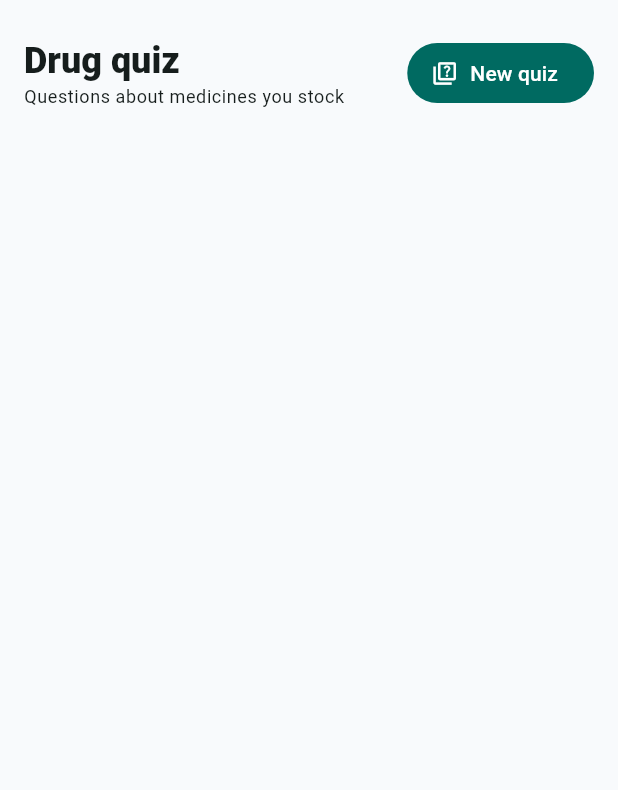
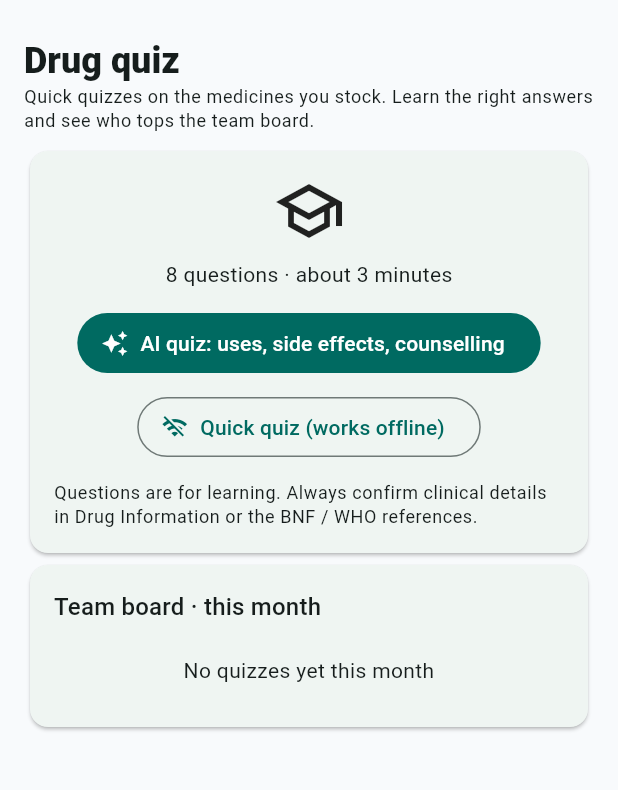
Before and after one commit to DeeJayKyle/rxpos, a Flutter app: the QuizScreen screen opened by its route, on a phone screen of 412 x 824 dp, the part 71-861 px from its top. Run offline on Flutter 3.47's test engine with Material 3 defaults, Android fonts, the phone set to English and light mode, and no system bars; our stand-ins replace audioplayers, dio, drift, drift_flutter, file_picker, flutter_riverpod and 5 more; missing offline and left inert: barcode, mobile_scanner, record; accounts and stored records are empty; generated files the repository leaves out were written again.

Commit message:
Flutter: Drug quiz like the React app (quick quiz offline, one question at a time, team board)
The offline quiz is made from the medicine list (generic name, formulation,
which brand contains it). The AI quiz now reads the cloud's "q" field, falls
back to the offline quiz when it fails, and the page follows the drugInfo
feature like React. Each finished quiz is saved to quizResults with the same
fields as the React app; the board ranks this month's results.

Claude-Session: https://claude.ai/code/session_0192a66xMYbqkCuEXwLV8SU7

```diff
--- a/rxpos_flutter/lib/core/presentation/screens.dart
+++ b/rxpos_flutter/lib/core/presentation/screens.dart
@@ -10,6 +10,7 @@ import '../../features/settings/presentation/settings_screens.dart';
 import '../../features/users/presentation/users_screen.dart';
 import '../../features/extras/presentation/extras_screens.dart';
 import '../../features/drug_info/presentation/drug_info_screen.dart';
+import '../../features/quiz/presentation/quiz_screen.dart';
 import '../../features/extras/presentation/import_screen.dart';
 import '../../features/extras/presentation/labels_screen.dart';
 import '../../features/finance/presentation/finance_screen.dart';
@@ -64,7 +65,7 @@ final screens = <Screen>[
   Screen('/import', 'Import medicines', Icons.upload_file_outlined, 'Medicine inventory', (_) => const ImportScreen(), permission: 'medicines.manage', feature: 'import'),
   Screen('/storage', 'Storage temperature', Icons.thermostat_outlined, 'Medicine inventory', (_) => const StorageScreen(), permission: 'inventory.view', feature: 'weather'),
   Screen('/drug-info', 'Drug information', Icons.menu_book_outlined, 'Insights', (_) => const DrugInfoScreen(), feature: 'drugInfo'),
-  Screen('/quiz', 'Drug quiz', Icons.quiz_outlined, 'Insights', (_) => const QuizScreen(), feature: 'ai'),
+  Screen('/quiz', 'Drug quiz', Icons.quiz_outlined, 'Insights', (_) => const QuizScreen(), feature: 'drugInfo'),
   Screen('/calendar', 'Calendar', Icons.calendar_month_outlined, 'Insights', (_) => const CalendarScreen(), feature: 'calendar'),
   Screen('/finance', 'Finance', Icons.account_balance_outlined, 'Finance', (q) => FinanceScreen(key: ValueKey('finance-${q['tab']}'), tab: q['tab'] ?? 'accounts'), permission: 'finance', feature: 'finance'),
   Screen('/weekly', 'Weekly Summary', Icons.date_range_outlined, 'Insights', (_) => const WeeklyScreen(), permission: 'reports', feature: 'reports'),
--- a/rxpos_flutter/lib/features/extras/presentation/extras_screens.dart
+++ b/rxpos_flutter/lib/features/extras/presentation/extras_screens.dart
@@ -1,7 +1,6 @@
 // The remaining screens: storage temperature, reminders, calendar, team chat, the controlled-drugs register,
-// barcode labels, importing medicines, drug information and the AI drug quiz.
+// barcode labels, importing medicines and drug information.
 
-import 'package:dio/dio.dart';
 import 'package:flutter/material.dart';
 import 'package:flutter_riverpod/flutter_riverpod.dart';
 
@@ -11,12 +10,10 @@ import '../../../core/presentation/export.dart';
 import '../../../core/entities/movement.dart';
 import '../../../core/entities/sale.dart';
 import '../../../core/entities/settings.dart';
-import '../../../core/network/dio_client.dart';
 import '../../../core/presentation/widgets.dart';
 import '../../../core/rules/dates.dart';
 import '../../../core/rules/ids.dart';
 import '../../../core/rules/money.dart';
-import '../../../core/sync/sync_engine.dart';
 import '../../auth/application/session_controller.dart';
 import '../domain/extras.dart';
 
@@ -248,53 +245,3 @@ class _ControlledScreenState extends ConsumerState<ControlledScreen> {
     ]);
   }
 }
-
-/// Drug quiz: questions about the pharmacy's best-selling medicines, made by the cloud's AI (needs internet).
-class QuizScreen extends ConsumerStatefulWidget {
-  const QuizScreen({super.key});
-  @override
-  ConsumerState<QuizScreen> createState() => _QuizScreenState();
-}
-
-class _QuizScreenState extends ConsumerState<QuizScreen> {
-  List<Map<String, Object?>> _qs = const [];
-  final _answers = <int, int>{};
-  bool _busy = false;
-
-  Future<void> _make() async {
-    setState(() => _busy = true);
-    try {
-      final d = await ref.read(pharmacyProvider.future);
-      final drugs = d.products.where((p) => d.stockOf(p.id) > 0).map((p) => p.generic.isEmpty ? p.name : p.generic).toSet().take(12).toList();
-      final res = await ref.read(dioProvider).post<Object?>('${syncBase(ref.read(appConfigProvider).cloudUrl)}/api/ai/quiz', data: {'drugs': drugs, 'count': 8},
-          options: Options(receiveTimeout: const Duration(seconds: 90)));
-      final list = ((res.data as Map?)?['questions'] as List?) ?? const [];
-      setState(() {
-        _qs = [for (final q in list) if (q is Map) q.cast<String, Object?>()];
-        _answers.clear();
-      });
-    } catch (e) {
-      if (mounted) say(context, 'The quiz could not be made: $e', error: true);
-    } finally {
-      if (mounted) setState(() => _busy = false);
-    }
-  }
-
-  @override
-  Widget build(BuildContext context) => PageFrame(
-        title: 'Drug quiz',
-        subtitle: _qs.isEmpty ? 'Questions about medicines you stock' : '${_answers.entries.where((e) => e.value == ((_qs[e.key]['answer'] as num?) ?? -1)).length} of ${_qs.length} right',
-        actions: [FilledButton.icon(onPressed: _busy ? null : _make, icon: const Icon(Icons.quiz_outlined), label: Text(_busy ? 'Making questions…' : 'New quiz'))],
-        child: ListView(children: [
-          for (var i = 0; i < _qs.length; i++)
-            Card(child: Padding(padding: const EdgeInsets.all(12), child: Column(crossAxisAlignment: CrossAxisAlignment.start, children: [
-              Text('${i + 1}. ${_qs[i]['question']}', style: const TextStyle(fontWeight: FontWeight.w700)),
-              for (final (j, o) in ((_qs[i]['options'] as List?) ?? const []).indexed)
-                ListTile(dense: true, title: Text('$o'), onTap: _answers.containsKey(i) ? null : () => setState(() => _answers[i] = j),
-                    leading: Icon(!_answers.containsKey(i) ? Icons.radio_button_unchecked : j == _qs[i]['answer'] ? Icons.check_circle : _answers[i] == j ? Icons.cancel : Icons.radio_button_unchecked,
-                        color: !_answers.containsKey(i) ? null : j == _qs[i]['answer'] ? Colors.green : _answers[i] == j ? Colors.red : null)),
-              if (_answers.containsKey(i) && _qs[i]['explain'] != null) Text('${_qs[i]['explain']}', style: Theme.of(context).textTheme.bodySmall),
-            ]))),
-        ]),
-      );
-}
--- /dev/null
+++ b/rxpos_flutter/lib/features/quiz/domain/quiz.dart
@@ -0,0 +1,94 @@
+// Drug quiz (src/pages/Quiz.jsx): offline questions made from the pharmacy's own medicine list (brand ↔ generic,
+// formulation), the AI quiz's answers in the same shape, and the team board for the month.
+import 'dart:math';
+
+import '../../../core/entities/product.dart';
+import '../../../core/rules/dates.dart';
+
+class QuizQuestion {
+  const QuizQuestion({required this.q, required this.options, required this.answer, this.explain = ''});
+  final String q;
+  final List<String> options;
+  final int answer;
+  final String explain;
+
+  /// A question as the cloud's AI quiz sends it: {q, options[4], answer 0-3, explain}.
+  static QuizQuestion? fromJson(Object? j) {
+    if (j is! Map) return null;
+    final opts = [for (final o in (j['options'] as List?) ?? const []) '$o'];
+    final a = (j['answer'] as num?)?.toInt() ?? -1;
+    final q = '${j['q'] ?? j['question'] ?? ''}'.trim();
+    if (q.isEmpty || opts.length != 4 || a < 0 || a > 3) return null;
+    return QuizQuestion(q: q, options: opts, answer: a, explain: '${j['explain'] ?? ''}');
+  }
+}
+
+String _generic(Product p) => p.generic.trim();
+
+List<T> _shuffle<T>(Iterable<T> a, Random r) => a.toList()..shuffle(r);
+
+/// [stock]: the medicines the questions are about; [all]: every medicine (wrong answers come from here).
+List<QuizQuestion> offlineQuiz(List<Product> stock, List<Product> all, {int n = 8, Random? rnd}) {
+  final r = rnd ?? Random();
+  final withGeneric = stock.where((p) => _generic(p).isNotEmpty && _generic(p).toLowerCase() != p.name.toLowerCase());
+  final pool = _shuffle(withGeneric, r).take(n).toList();
+  final otherGenerics = {for (final p in all) if (_generic(p).isNotEmpty) _generic(p)}.toList();
+  final otherForms = {for (final p in all) if (p.form.isNotEmpty) p.form}.toList();
+  final out = <QuizQuestion>[];
+  for (var i = 0; i < pool.length; i++) {
+    final p = pool[i], g = _generic(p);
+    final kind = i % 3;
+    QuizQuestion? q;
+    if (kind == 1 && p.form.isNotEmpty) {
+      final opts = _shuffle([p.form, ..._shuffle(otherForms.where((f) => f != p.form), r).take(3)], r);
+      q = QuizQuestion(q: 'What formulation is ${p.name}?', options: opts, answer: opts.indexOf(p.form), explain: '${p.name} is ${p.form.toLowerCase()} ($g).');
+    } else if (kind == 2) {
+      final brands = _shuffle(stock.where((x) => _generic(x).isNotEmpty && _generic(x) != g), r).take(3).map((x) => x.name).toList();
+      if (brands.length == 3) {
+        final opts = _shuffle([p.name, ...brands], r);
+        q = QuizQuestion(q: 'Which of these contains $g?', options: opts, answer: opts.indexOf(p.name), explain: '${p.name} contains $g.');
+      }
+    }
+    if (q == null) {
+      final opts = _shuffle([g, ..._shuffle(otherGenerics.where((x) => x.toLowerCase() != g.toLowerCase()), r).take(3)], r);
+      q = QuizQuestion(q: 'What is the generic name (active ingredient) of ${p.name}?', options: opts, answer: opts.indexOf(g), explain: '${p.name} = $g.');
+    }
+    if (q.answer >= 0 && q.options.length == 4) out.add(q);
+  }
+  return out;
+}
+
+/// The generics sent to the AI quiz: up to 8 different ones, longer than 3 letters.
+List<String> aiQuizDrugs(List<Product> base, {Random? rnd}) =>
+    {for (final p in _shuffle(base, rnd ?? Random())) if (_generic(p).length > 3) _generic(p)}.take(8).toList();
+
+class BoardRow {
+  BoardRow(this.name);
+  final String name;
+  int score = 0, total = 0, n = 0;
+  int get percent => total == 0 ? 0 : (score / total * 100).round();
+}
+
+/// This month's results per person, best average first, then most quizzes.
+List<BoardRow> teamBoard(List<Map<String, Object?>> results, {DateTime? now}) {
+  final month = today(now).substring(0, 7);
+  final m = <String, BoardRow>{};
+  for (final r in results) {
+    if (!dayOf('${r['date'] ?? ''}').startsWith(month)) continue;
+    final e = m.putIfAbsent('${r['userId']}', () => BoardRow('${r['userName'] ?? ''}'));
+    e.score += (r['score'] as num?)?.toInt() ?? 0;
+    e.total += (r['total'] as num?)?.toInt() ?? 0;
+    e.n++;
+  }
+  double ratio(BoardRow b) => b.total == 0 ? 0 : b.score / b.total;
+  // ties keep the order people first appear in, as JavaScript's stable sort does
+  final order = m.values.toList();
+  final at = {for (final (i, b) in order.indexed) b: i};
+  return order
+    ..sort((a, b) {
+      final r = ratio(b).compareTo(ratio(a));
+      if (r != 0) return r;
+      final n = b.n.compareTo(a.n);
+      return n != 0 ? n : at[a]!.compareTo(at[b]!);
+    });
+}
--- /dev/null
+++ b/rxpos_flutter/lib/features/quiz/presentation/quiz_screen.dart
@@ -0,0 +1,222 @@
+// Drug quiz (src/pages/Quiz.jsx): a quick quiz made offline from the medicine list, or the AI quiz (uses, side
+// effects, counselling) when the pharmacy has AI; one question at a time, the score saved to quizResults, and the
+// team board for this month.
+import 'package:flutter/material.dart';
+import 'package:flutter_riverpod/flutter_riverpod.dart';
+
+import '../../../core/data/pharmacy_providers.dart';
+import '../../../core/data/record_store.dart';
+import '../../../core/network/cloud_api.dart';
+import '../../../core/presentation/widgets.dart';
+import '../../../core/rules/ids.dart';
+import '../../auth/application/session_controller.dart';
+import '../domain/quiz.dart';
+
+class _Quiz {
+  _Quiz(this.questions, this.source);
+  final List<QuizQuestion> questions;
+  final String source;
+  final picked = <int, int>{};
+  int i = 0;
+  int? score;
+}
+
+class QuizScreen extends ConsumerStatefulWidget {
+  const QuizScreen({super.key});
+  @override
+  ConsumerState<QuizScreen> createState() => _QuizScreenState();
+}
+
+class _QuizScreenState extends ConsumerState<QuizScreen> {
+  _Quiz? _quiz;
+  bool _busy = false;
+
+  Future<void> _start(bool useAi) async {
+    setState(() => _busy = true);
+    try {
+      final d = await ref.read(pharmacyProvider.future);
+      final stock = d.products.where((p) => d.stockOf(p.id) > 0).toList();
+      final base = stock.length >= 8 ? stock : d.products;
+      List<QuizQuestion> questions;
+      var source = 'Your medicine list';
+      if (useAi) {
+        final j = await ref.read(cloudApiProvider).post('/api/ai/quiz', {'drugs': aiQuizDrugs(base), 'count': 8}, timeout: const Duration(seconds: 90));
+        if (j['error'] != null) throw Exception(j['error']);
+        questions = [for (final q in (j['questions'] as List?) ?? const []) ?QuizQuestion.fromJson(q)];
+        source = 'AI about medicines in your stock';
+      } else {
+        questions = offlineQuiz(base, d.products);
+      }
+      if (questions.isEmpty) throw Exception('Not enough medicines with generic names to make a quiz yet.');
+      if (mounted) setState(() => _quiz = _Quiz(questions, source));
+    } catch (e) {
+      final msg = '$e'.replaceFirst('Exception: ', '');
+      if (!mounted) return;
+      say(context, msg + (useAi ? ' Using the offline quiz instead.' : ''), error: true);
+      if (useAi) {
+        setState(() => _busy = false);
+        return _start(false);
+      }
+    } finally {
+      if (mounted) setState(() => _busy = false);
+    }
+  }
+
+  void _answer(int k) {
+    final q = _quiz!;
+    if (q.picked.containsKey(q.i)) return;
+    setState(() => q.picked[q.i] = k);
+  }
+
+  Future<void> _next() async {
+    final q = _quiz!;
+    if (q.i + 1 < q.questions.length) return setState(() => q.i++);
+    final score = [for (var i = 0; i < q.questions.length; i++) if (q.picked[i] == q.questions[i].answer) i].length;
+    final s = await ref.read(sessionControllerProvider.future);
+    await ref.read(recordStoreProvider).update((x) => x.put('quizResults', {
+          'id': uid(), 'date': x.now, 'userId': s?.userId ?? '', 'userName': s?.userName ?? '', 'score': score, 'total': q.questions.length, 'source': q.source,
+        }));
+    if (mounted) setState(() => q.score = score);
+  }
+
+  Widget _startCard(bool ai) => Column(mainAxisSize: MainAxisSize.min, children: [
+        const Icon(Icons.school_outlined, size: 48),
+        const SizedBox(height: 8),
+        const Text('8 questions · about 3 minutes'),
+        const SizedBox(height: 12),
+        Wrap(spacing: 8, runSpacing: 8, alignment: WrapAlignment.center, children: [
+          if (ai)
+            FilledButton.icon(
+              key: const Key('quiz-ai'),
+              onPressed: _busy ? null : () => _start(true),
+              icon: _busy ? const SizedBox.square(dimension: 16, child: CircularProgressIndicator(strokeWidth: 2)) : const Icon(Icons.auto_awesome),
+              label: const Text('AI quiz: uses, side effects, counselling'),
+            ),
+          OutlinedButton.icon(key: const Key('quiz-offline'), onPressed: _busy ? null : () => _start(false), icon: const Icon(Icons.wifi_off), label: const Text('Quick quiz (works offline)')),
+        ]),
+      ]);
+
+  Widget _question(BuildContext context, _Quiz quiz) {
+    final t = Theme.of(context);
+    final q = quiz.questions[quiz.i];
+    final picked = quiz.picked[quiz.i];
+    final right = Colors.green.shade700, wrong = t.colorScheme.error;
+    return Column(crossAxisAlignment: CrossAxisAlignment.stretch, mainAxisSize: MainAxisSize.min, children: [
+      Row(children: [
+        Text('Question ${quiz.i + 1} of ${quiz.questions.length}', style: t.textTheme.bodySmall),
+        const Spacer(),
+        Flexible(child: Text(quiz.source, style: t.textTheme.bodySmall, overflow: TextOverflow.ellipsis)),
+      ]),
+      const SizedBox(height: 6),
+      LinearProgressIndicator(value: quiz.i / quiz.questions.length),
+      const SizedBox(height: 12),
+      Text(q.q, style: t.textTheme.titleLarge),
+      const SizedBox(height: 12),
+      for (final (k, o) in q.options.indexed)
+        Padding(
+          padding: const EdgeInsets.only(bottom: 6),
+          child: OutlinedButton(
+            key: Key('quiz-opt-$k'),
+            style: OutlinedButton.styleFrom(
+              alignment: Alignment.centerLeft,
+              padding: const EdgeInsets.all(12),
+              foregroundColor: picked == null ? null : k == q.answer ? right : k == picked ? wrong : t.disabledColor,
+              side: picked != null && (k == q.answer || k == picked) ? BorderSide(color: k == q.answer ? right : wrong, width: 2) : null,
+            ),
+            onPressed: () => _answer(k),
+            child: Row(children: [
+              Text('ABCD'[k], style: const TextStyle(fontWeight: FontWeight.w800)),
+              const SizedBox(width: 10),
+              Expanded(child: Text(o)),
+              if (picked != null && k == q.answer) Icon(Icons.check_circle, color: right, size: 18),
+              if (picked == k && k != q.answer) Icon(Icons.cancel, color: wrong, size: 18),
+            ]),
+          ),
+        ),
+      if (picked != null)
+        Container(
+          padding: const EdgeInsets.all(10),
+          decoration: BoxDecoration(color: (picked == q.answer ? right : wrong).withValues(alpha: .1), borderRadius: BorderRadius.circular(8)),
+          child: Text('${picked == q.answer ? 'Correct! ' : 'The right answer is ${'ABCD'[q.answer]}: ${q.options[q.answer]}. '}${q.explain}'),
+        ),
+      const SizedBox(height: 12),
+      Align(
+        alignment: Alignment.centerRight,
+        child: FilledButton(key: const Key('quiz-next'), onPressed: picked == null ? null : _next, child: Text(quiz.i + 1 < quiz.questions.length ? 'Next question' : 'See my score')),
+      ),
+    ]);
+  }
+
+  Widget _result(BuildContext context, _Quiz quiz) {
+    final t = Theme.of(context);
+    final n = quiz.questions.length, s = quiz.score!;
+    return Column(crossAxisAlignment: CrossAxisAlignment.stretch, mainAxisSize: MainAxisSize.min, children: [
+      const Icon(Icons.emoji_events_outlined, size: 36),
+      Text('$s / $n', textAlign: TextAlign.center, style: t.textTheme.headlineMedium?.copyWith(fontWeight: FontWeight.w800)),
+      Text(s == n ? 'Perfect!' : s >= n * 0.7 ? 'Well done!' : 'Keep learning. Review the answers below.', textAlign: TextAlign.center),
+      const SizedBox(height: 12),
+      Text('Answers', style: t.textTheme.titleMedium),
+      for (final (i, x) in quiz.questions.indexed)
+        Container(
+          margin: const EdgeInsets.only(top: 6),
+          padding: const EdgeInsets.all(8),
+          decoration: BoxDecoration(border: Border(left: BorderSide(width: 3, color: quiz.picked[i] == x.answer ? Colors.green : t.colorScheme.error))),
+          child: Column(crossAxisAlignment: CrossAxisAlignment.start, children: [
+            Text('${i + 1}. ${x.q}', style: const TextStyle(fontWeight: FontWeight.w700)),
+            Text('Right answer: ${x.options[x.answer]}${quiz.picked[i] != x.answer && quiz.picked[i] != null ? ' · you chose ${x.options[quiz.picked[i]!]}' : ''}'),
+            if (x.explain.isNotEmpty) Text(x.explain, style: t.textTheme.bodySmall),
+          ]),
+        ),
+      const SizedBox(height: 12),
+      FilledButton.icon(onPressed: () => setState(() => _quiz = null), icon: const Icon(Icons.replay), label: const Text('Another quiz')),
+    ]);
+  }
+
+  @override
+  Widget build(BuildContext context) {
+    final d = ref.watch(pharmacyProvider).value;
+    final results = ref.watch(tableProvider('quizResults')).value;
+    if (d == null || results == null) return const Center(child: CircularProgressIndicator());
+    final quiz = _quiz;
+    final t = Theme.of(context);
+    final board = teamBoard(results);
+    final main = Card(
+      child: Padding(
+        padding: const EdgeInsets.all(16),
+        child: Column(crossAxisAlignment: CrossAxisAlignment.stretch, mainAxisSize: MainAxisSize.min, children: [
+          if (quiz == null) _startCard(d.features['ai'] != false) else if (quiz.score == null) _question(context, quiz) else _result(context, quiz),
+          const SizedBox(height: 12),
+          Text('Questions are for learning. Always confirm clinical details in Drug Information or the BNF / WHO references.', style: t.textTheme.bodySmall),
+        ]),
+      ),
+    );
+    final boardCard = Card(
+      child: Padding(
+        padding: const EdgeInsets.all(16),
+        child: Column(crossAxisAlignment: CrossAxisAlignment.stretch, mainAxisSize: MainAxisSize.min, children: [
+          Text('Team board · this month', style: t.textTheme.titleMedium),
+          const SizedBox(height: 8),
+          if (board.isEmpty)
+            const Padding(padding: EdgeInsets.all(12), child: Text('No quizzes yet this month', textAlign: TextAlign.center))
+          else
+            Table(columnWidths: const {0: FixedColumnWidth(32), 2: IntrinsicColumnWidth(), 3: IntrinsicColumnWidth()}, children: [
+              const TableRow(children: [Text('#'), Text('Name'), Text('Quizzes  '), Text('Score', textAlign: TextAlign.right)]),
+              for (final (i, b) in board.indexed)
+                TableRow(children: [Text('${i + 1}'), Text(b.name), Text('${b.n}  ', textAlign: TextAlign.right), Text('${b.percent}%', textAlign: TextAlign.right)]),
+            ]),
+        ]),
+      ),
+    );
+    return PageFrame(
+      title: 'Drug quiz',
+      subtitle: 'Quick quizzes on the medicines you stock. Learn the right answers and see who tops the team board.',
+      child: LayoutBuilder(
+        builder: (context, c) => SingleChildScrollView(
+          child: c.maxWidth >= 900
+              ? Row(crossAxisAlignment: CrossAxisAlignment.start, children: [Expanded(flex: 3, child: main), Expanded(flex: 2, child: boardCard)])
+              : Column(crossAxisAlignment: CrossAxisAlignment.stretch, children: [main, boardCard]),
+        ),
+      ),
+    );
+  }
+}
```
Also changed, not shown: 3 other files.
